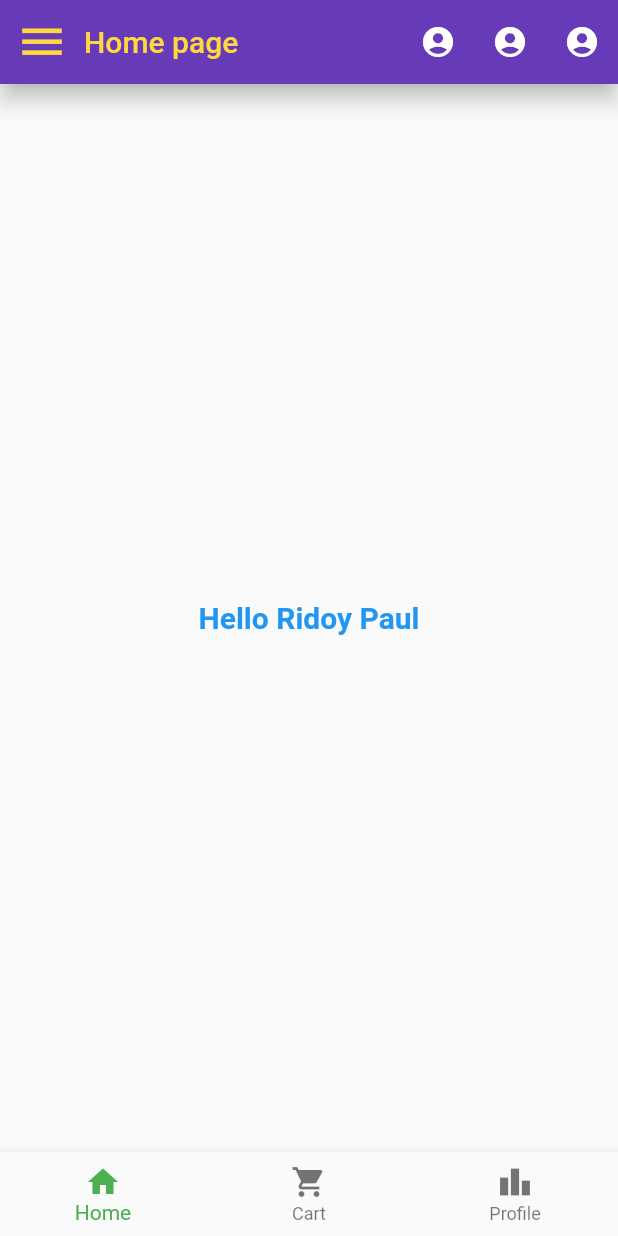
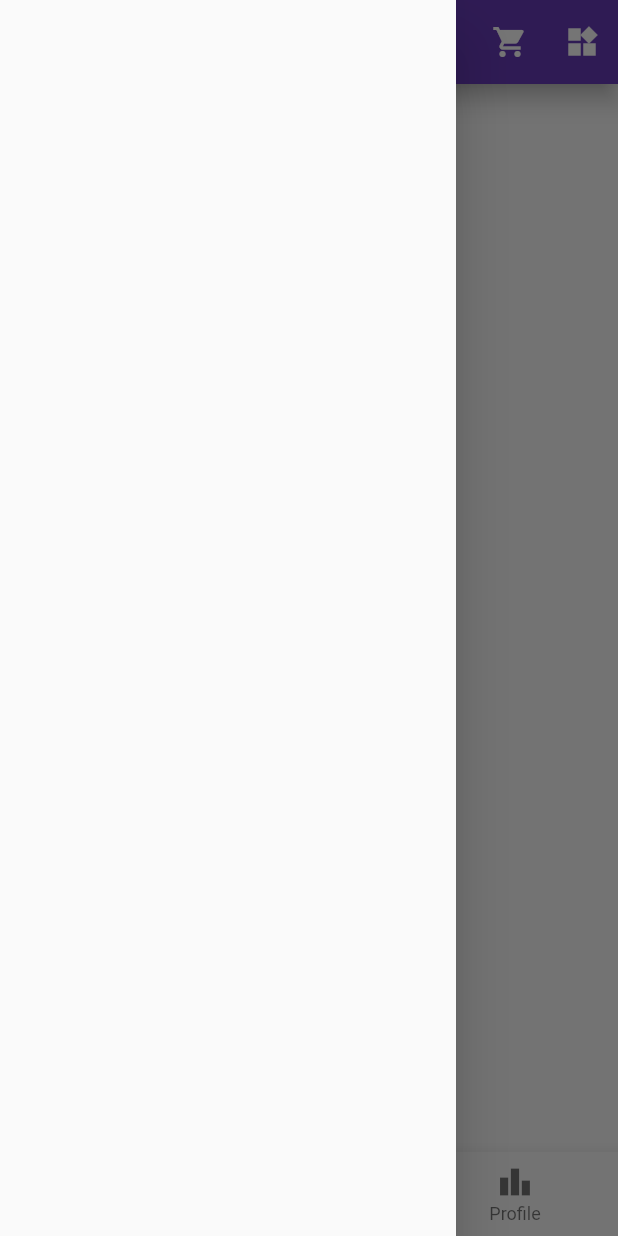
Before and after one commit to Ridoy-paul/flutter-practice, a Flutter app: the screen it shows after launch, with the side drawer open (before the commit the screen has no drawer), on a phone screen of 412 x 824 dp. Run offline on Flutter 3.47's test engine with Material 2 defaults, Android fonts, the phone set to English and light mode, and no system bars.

```diff
--- a/lib/helper.dart
+++ b/lib/helper.dart
@@ -48,18 +48,22 @@ class MyAppBar extends StatelessWidget implements PreferredSizeWidget {
   @override
   Size get preferredSize => Size.fromHeight(kToolbarHeight);
 
+  //AppSideBar check = new AppSideBar();
+  final GlobalKey<ScaffoldState> _scaffoldKey = GlobalKey<ScaffoldState>();
+
+  void _openDrawer() {
+    _scaffoldKey.currentState?.openDrawer();
+  }
+
   @override
   Widget build(BuildContext context) {
     return AppBar(
-      leading: IconButton(
-        onPressed: (){
-          MySnackBar.showSnackBar(context, "This is Menu Button!");
-          //MySnackBar("Hello I'm Leading Icon!", context);
-        },
-        icon: Icon(Icons.menu),
-        color: Colors.amberAccent,
-        iconSize: 35,
-      ),
+      // leading: IconButton(
+      //   onPressed: _openDrawer,
+      //   icon: Icon(Icons.menu),
+      //   color: Colors.amberAccent,
+      //   iconSize: 35,
+      // ),
 
       title: Text(
         'Home page',
@@ -81,8 +85,8 @@ class MyAppBar extends StatelessWidget implements PreferredSizeWidget {
         IconButton(onPressed: (){
           print('clicked');
         }, icon: (Icon(Icons.account_circle))),
-        IconButton(onPressed: (){}, icon: (Icon(Icons.account_circle))),
-        IconButton(onPressed: (){}, icon: (Icon(Icons.account_circle))),
+        IconButton(onPressed: (){}, icon: (Icon(Icons.shopping_cart))),
+        IconButton(onPressed: (){}, icon: (Icon(Icons.widgets_sharp))),
 
       ],
 
@@ -106,8 +110,23 @@ class MyAppBar extends StatelessWidget implements PreferredSizeWidget {
 
     );
   }
-
 }
 
 
 /// Navigation Drawer
+class AppSideBar extends StatelessWidget {
+
+  final GlobalKey<ScaffoldState> _scaffoldKey = GlobalKey<ScaffoldState>();
+
+  void openDrawer() {
+    _scaffoldKey.currentState?.openDrawer();
+  }
+
+  @override
+  Widget build(BuildContext context) {
+    return Drawer(
+
+    );
+  }
+
+}
--- a/lib/main.dart
+++ b/lib/main.dart
@@ -32,6 +32,7 @@ class MyApp extends StatelessWidget {
 class HomeActivity extends StatelessWidget {
   const HomeActivity({super.key});
 
+
   @override
   Widget build(BuildContext context) {
     return Scaffold(
@@ -48,7 +49,8 @@ class HomeActivity extends StatelessWidget {
             )
           ),
         ),
-      )
+      ),
+      drawer: AppSideBar(),
 
     );
   }
```
Also changed, not shown: lib/drawerExample.dart (added, +61 -0 lines).
